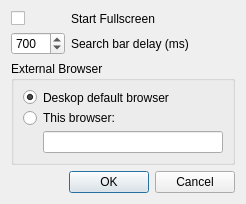
Qt form Qt/AppSet-Qt/options.ui (svn2github/appset) before a commit.
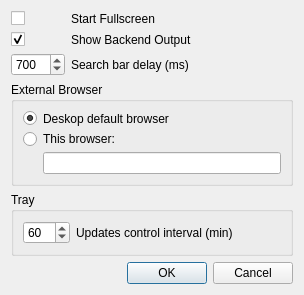
The same form after that commit.

Commit message: New options, Backend visualizer, upgrade results and browser arguments

Diff of the .ui file:
```diff
--- a/Qt/AppSet-Qt/options.ui
+++ b/Qt/AppSet-Qt/options.ui
@@ -6,8 +6,8 @@
    <rect>
     <x>0</x>
     <y>0</y>
-    <width>246</width>
-    <height>203</height>
+    <width>304</width>
+    <height>267</height>
    </rect>
   </property>
   <property name="sizePolicy">
@@ -23,21 +23,11 @@
    <bool>true</bool>
   </property>
   <layout class="QGridLayout" name="gridLayout">
-   <item row="2" column="0">
-    <widget class="QDialogButtonBox" name="buttonBox">
-     <property name="orientation">
-      <enum>Qt::Horizontal</enum>
-     </property>
-     <property name="standardButtons">
-      <set>QDialogButtonBox::Cancel|QDialogButtonBox::Ok</set>
-     </property>
-    </widget>
-   </item>
    <item row="0" column="0">
     <layout class="QVBoxLayout" name="verticalLayout">
      <item>
       <layout class="QFormLayout" name="formLayout">
-       <item row="1" column="0">
+       <item row="2" column="0">
         <widget class="QSpinBox" name="spinBox">
          <property name="minimum">
           <number>300</number>
@@ -53,7 +43,7 @@
          </property>
         </widget>
        </item>
-       <item row="1" column="1">
+       <item row="2" column="1">
         <widget class="QLabel" name="label">
          <property name="text">
           <string>Search bar delay (ms)</string>
@@ -74,6 +64,26 @@
          </property>
         </widget>
        </item>
+       <item row="1" column="0">
+        <widget class="QCheckBox" name="backOutput">
+         <property name="toolTip">
+          <string>Shows Backend Output during operations</string>
+         </property>
+         <property name="text">
+          <string/>
+         </property>
+         <property name="checked">
+          <bool>true</bool>
+         </property>
+        </widget>
+       </item>
+       <item row="1" column="1">
+        <widget class="QLabel" name="label_6">
+         <property name="text">
+          <string>Show Backend Output</string>
+         </property>
+        </widget>
+       </item>
       </layout>
      </item>
     </layout>
@@ -129,6 +139,48 @@
      </layout>
     </widget>
    </item>
+   <item row="3" column="0">
+    <widget class="QDialogButtonBox" name="buttonBox">
+     <property name="orientation">
+      <enum>Qt::Horizontal</enum>
+     </property>
+     <property name="standardButtons">
+      <set>QDialogButtonBox::Cancel|QDialogButtonBox::Ok</set>
+     </property>
+    </widget>
+   </item>
+   <item row="2" column="0">
+    <widget class="QGroupBox" name="groupBox_2">
+     <property name="title">
+      <string>Tray</string>
+     </property>
+     <layout class="QFormLayout" name="formLayout_2">
+      <item row="0" column="0">
+       <widget class="QSpinBox" name="spinBox_2">
+        <property name="minimum">
+         <number>5</number>
+        </property>
+        <property name="maximum">
+         <number>360</number>
+        </property>
+        <property name="singleStep">
+         <number>5</number>
+        </property>
+        <property name="value">
+         <number>60</number>
+        </property>
+       </widget>
+      </item>
+      <item row="0" column="1">
+       <widget class="QLabel" name="label_5">
+        <property name="text">
+         <string>Updates control interval (min)</string>
+        </property>
+       </widget>
+      </item>
+     </layout>
+    </widget>
+   </item>
   </layout>
  </widget>
  <resources/>
```
The commit also changes 8 other files.
